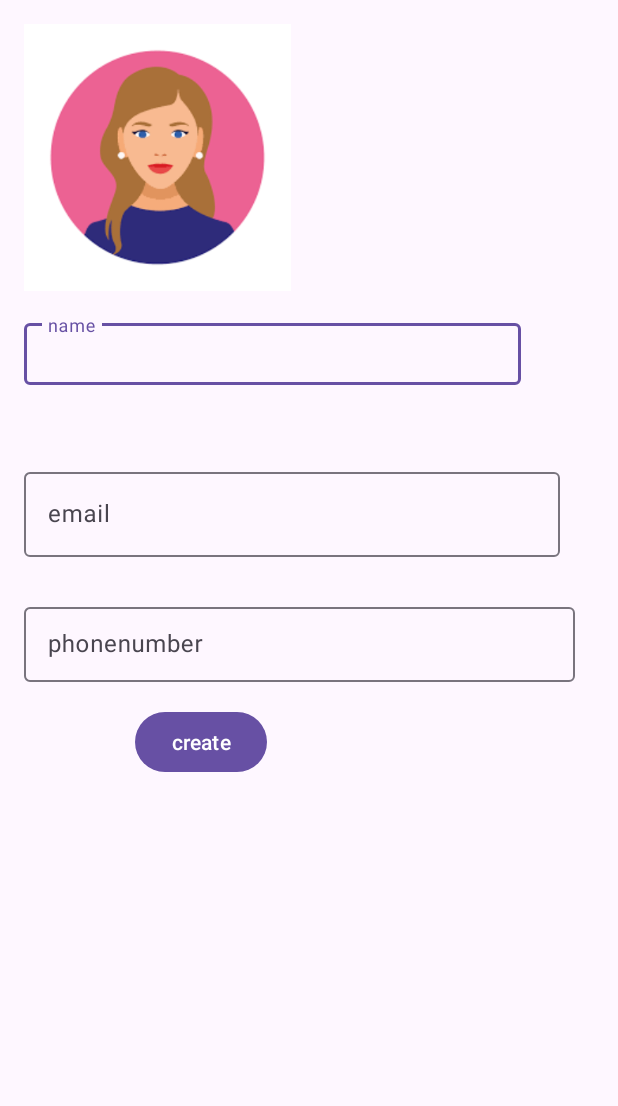
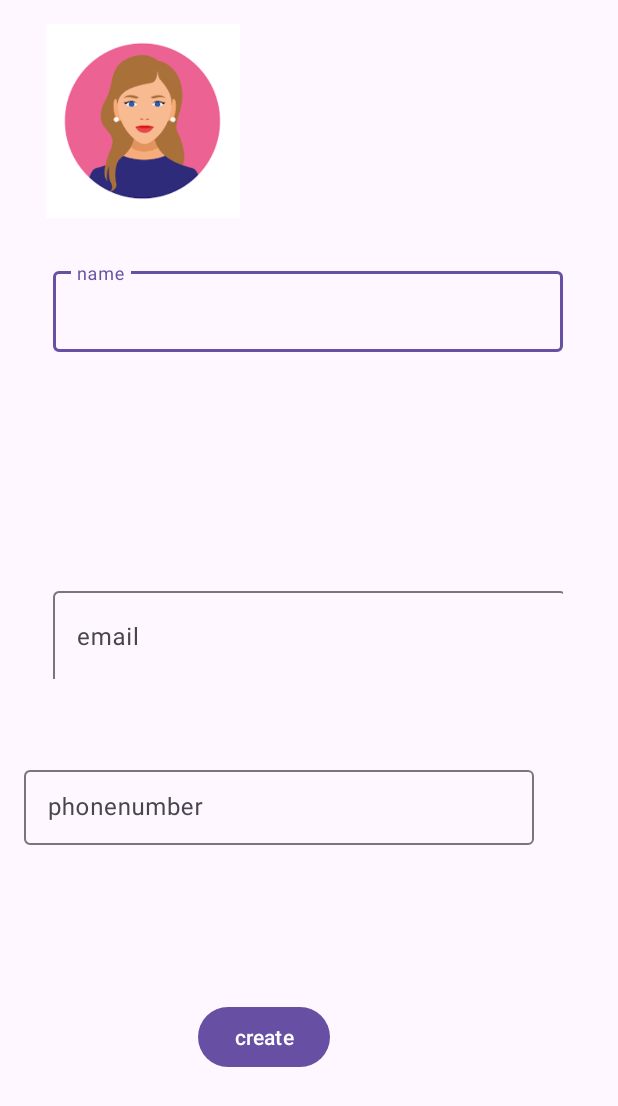
Before and after one commit to Juliet-Olieng/create_contact, an Android app: the login_Activity screen opened directly, with no data from a screen before it, on a phone screen of 412 x 824 dp. Shown: the top 1106 px of the screen. Run offline under Robolectric (Android 15) with nearby library versions, the phone set to English and light mode, and no system bars.

Commit message:
commiting changes

```diff
--- a/app/src/main/java/com/juliet/contact2app/MainActivity.kt
+++ b/app/src/main/java/com/juliet/contact2app/MainActivity.kt
@@ -14,6 +14,8 @@ class MainActivity : AppCompatActivity() {
         super.onCreate(savedInstanceState)
         binding= ActivityMainBinding.inflate(layoutInflater)
         setContentView(binding.root)
+
+
         val button = findViewById<FloatingActionButton>(R.id.ftButton)
         button.setOnClickListener {
             val intent = Intent(this@MainActivity, login_Activity::class.java)
--- a/app/src/main/java/com/juliet/contact2app/login_Activity.kt
+++ b/app/src/main/java/com/juliet/contact2app/login_Activity.kt
@@ -21,10 +21,7 @@ class login_Activity : AppCompatActivity() {
     }
     override fun onResume() {
         super.onResume()
-//        binding.ftButton.setOnClickListener {
-//            val intent= Intent(this,login_Activity::class.java)
-//            startActivity(intent)
-//        }
+
         binding.btnCreate.setOnClickListener{ validateSignup() }
     }
     fun validateSignup(){
--- a/app/src/main/res/layout/activity_login2.xml
+++ b/app/src/main/res/layout/activity_login2.xml
@@ -3,12 +3,13 @@
     xmlns:app="http://schemas.android.com/apk/res-auto"
     xmlns:tools="http://schemas.android.com/tools"
     android:layout_width="match_parent"
-    android:layout_height="match_parent"
+    android:layout_height="wrap_content"
     tools:context=".login_Activity">
+
     <ImageView
         android:id="@+id/ivAvatar"
-        android:layout_width="178dp"
-        android:layout_height="178dp"
+        android:layout_width="158dp"
+        android:layout_height="129dp"
         android:layout_marginStart="16dp"
         android:layout_marginTop="16dp"
         app:layout_constraintStart_toStartOf="parent"
@@ -17,44 +18,45 @@
 
     <com.google.android.material.textfield.TextInputLayout
         android:id="@+id/tilName"
-        android:layout_width="331dp"
-        android:layout_height="54dp"
-        android:layout_marginStart="16dp"
-        android:layout_marginTop="16dp"
+        android:layout_width="340dp"
+        android:layout_height="64dp"
+        android:layout_marginStart="35dp"
+        android:layout_marginTop="30dp"
         app:layout_constraintStart_toStartOf="parent"
         app:layout_constraintTop_toBottomOf="@+id/ivAvatar">
 
         <com.google.android.material.textfield.TextInputEditText
             android:id="@+id/etName"
-            android:layout_width="331dp"
-            android:layout_height="41dp"
+            android:layout_width="340dp"
+            android:layout_height="54dp"
             android:hint="name" />
     </com.google.android.material.textfield.TextInputLayout>
 
     <com.google.android.material.textfield.TextInputLayout
         android:id="@+id/tilEmail"
-        android:layout_width="367dp"
-        android:layout_height="74dp"
-        android:layout_marginStart="16dp"
-        android:layout_marginTop="16dp"
-        android:layout_marginBottom="411dp"
+        android:layout_width="340dp"
+        android:layout_height="64dp"
+        android:layout_marginStart="35dp"
+        android:layout_marginTop="40dp"
+        android:layout_marginBottom="371dp"
         app:layout_constraintBottom_toBottomOf="parent"
         app:layout_constraintStart_toStartOf="parent"
-        app:layout_constraintTop_toBottomOf="@+id/tilName">
+        app:layout_constraintTop_toBottomOf="@+id/tilName"
+        app:layout_constraintVertical_bias="1.0">
 
         <com.google.android.material.textfield.TextInputEditText
             android:id="@+id/etEmail"
-            android:layout_width="357dp"
-            android:layout_height="wrap_content"
+            android:layout_width="342dp"
+            android:layout_height="62dp"
             android:hint="email " />
     </com.google.android.material.textfield.TextInputLayout>
 
     <com.google.android.material.textfield.TextInputLayout
         android:id="@+id/tilPhonenumber"
-        android:layout_width="367dp"
+        android:layout_width="340dp"
         android:layout_height="55dp"
         android:layout_marginStart="16dp"
-        android:layout_marginTop="16dp"
+        android:layout_marginTop="55dp"
         app:layout_constraintStart_toStartOf="parent"
         app:layout_constraintTop_toBottomOf="@+id/tilEmail">
 
@@ -69,8 +71,8 @@
         android:id="@+id/btnCreate"
         android:layout_width="wrap_content"
         android:layout_height="wrap_content"
-        android:layout_marginStart="90dp"
-        android:layout_marginTop="16dp"
+        android:layout_marginStart="132dp"
+        android:layout_marginTop="104dp"
         android:text="create"
         app:layout_constraintStart_toStartOf="parent"
         app:layout_constraintTop_toBottomOf="@+id/tilPhonenumber" />
```
